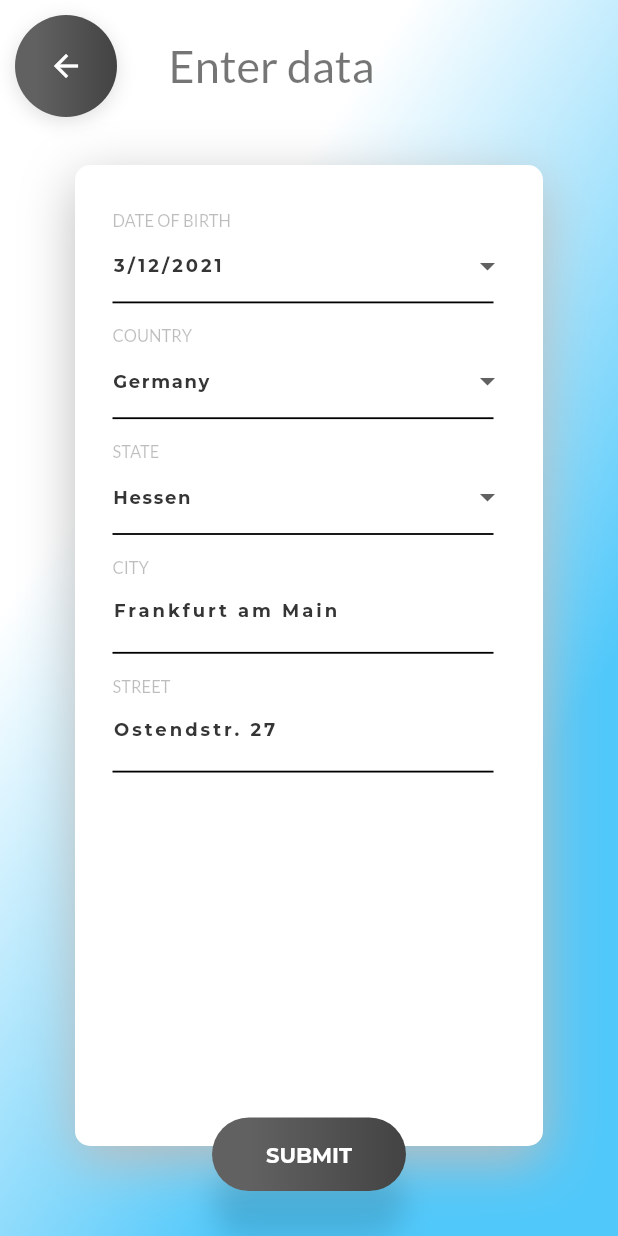
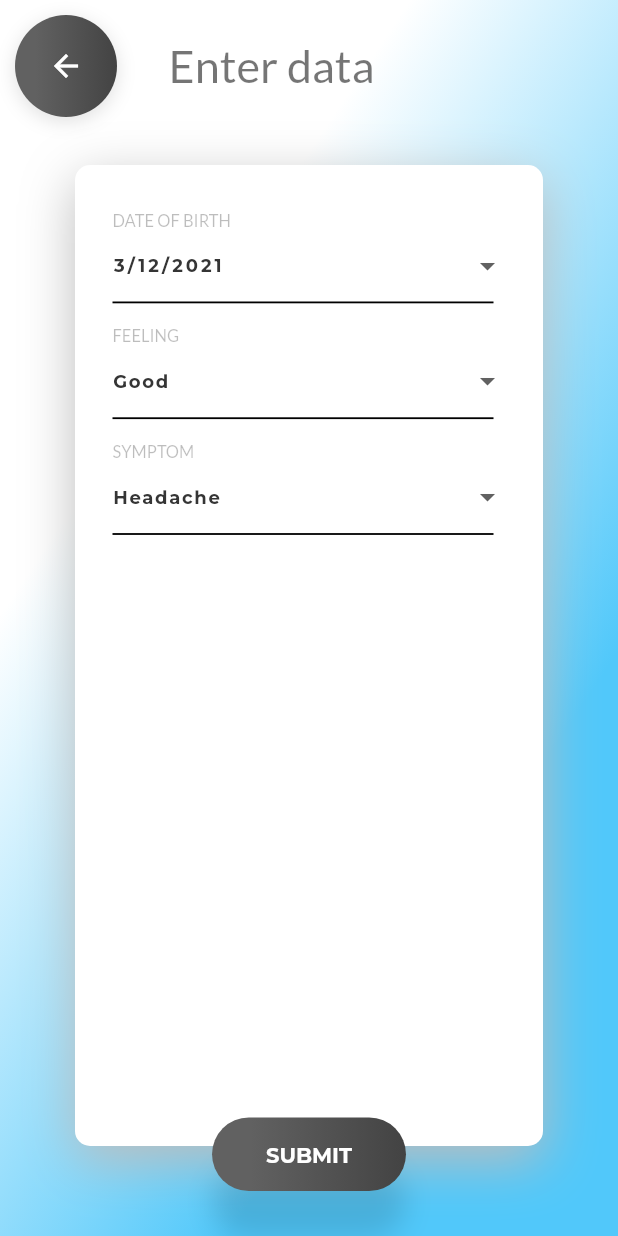
Before and after one commit to olenapatsevko/smarth_mobile, a Flutter app: the InsertPage screen opened directly, on a phone screen of 412 x 824 dp. Run offline on Flutter 3.47's test engine with Material 2 defaults, Android fonts, the phone set to English and light mode, and no system bars; our stand-ins replace google_fonts, image_picker, timeline_tile; missing offline and left inert: google_places_picker.

Commit message:
final touches

```diff
--- a/lib/src/insert.dart
+++ b/lib/src/insert.dart
@@ -1,4 +1,5 @@
 import 'dart:async';
+
 
 import 'package:flutter/material.dart';
 import 'package:google_places_picker/google_places_picker.dart';
@@ -12,10 +13,10 @@ class InsertPage extends StatefulWidget {
 
 class _InsertPageState extends State<InsertPage> {
   String _currentDate = DateFormat('M/d/y').format(DateTime.now());
-  List<String> _countries = ["Germany", "Turkey", "Spain"];
-  List<String> _states = ["Hessen", "Istanbul", "Barcelona"];
-  String _currentCountry = "Germany";
-  String _currentState = "Hessen";
+  List<String> _feeling = ["Good", "Brilliant", "Bad"];
+  List<String> _symptoms = ["Headache", "Temperature", "Dizzy"];
+  String _currentCountry = "Good";
+  String _currentState = "Headache";
   Place _place;
   int widgetIndex = 0;
   PageController _pageController;
@@ -192,21 +193,47 @@ class _InsertPageState extends State<InsertPage> {
         children: <Widget>[
           formTextField("DATE OF BIRTH"),
           buildDivider(),
-          buildDropdown("COUNTRY", _countries, _currentCountry,
+          buildDropdown("FEELING", _feeling, _currentCountry,
               changeDropDownCountryItem),
           buildDivider(),
           buildDropdown(
-              "STATE", _states, _currentState, changeDropDownStateItem),
-          buildDivider(),
-          buildCity("CITY", context),
-          buildDivider(),
-          buildStreet("STREET", context),
+              "SYMPTOM", _symptoms, _currentState, changeDropDownStateItem),
+          //buildDivider(),
+          //buildCity("CITY", context),
+          //buildDivider(),
+         // buildStreet("STREET", context),
           buildDivider(),
         ],
       ),
     );
   }
-
+  Widget _entryField(String title, {bool isPassword = false}) {
+    return Container(
+      margin: EdgeInsets.symmetric(vertical: 10),
+      child: Column(
+        crossAxisAlignment: CrossAxisAlignment.start,
+        children: <Widget>[
+          Text(
+            title,
+            style: TextStyle(
+              fontSize: 11,
+              fontWeight: FontWeight.w500,
+              color: Colors.black26,
+            ),
+          ),
+          SizedBox(
+            height: 10,
+          ),
+          TextField(
+              obscureText: isPassword,
+              decoration: InputDecoration(
+                  border: InputBorder.none,
+                  fillColor: Color(0xfff3f3f4),
+                  filled: true))
+        ],
+      ),
+    );
+  }
   Padding buildLoginArea2(BuildContext context) {
     return Padding(
       padding: const EdgeInsets.only(
@@ -220,15 +247,14 @@ class _InsertPageState extends State<InsertPage> {
         children: <Widget>[
           formTextField("HEALTH"),
           buildDivider(),
-          buildDropdown("HEMOGLOBIN", _countries, _currentCountry,
-              changeDropDownCountryItem),
+          _entryField("WEIGHT"),
           buildDivider(),
           buildDropdown(
-              "BLOOD", _states, _currentState, changeDropDownStateItem),
+              "BLOOD", _symptoms, _currentState, changeDropDownStateItem),
           buildDivider(),
-          buildCity("LOOK", context),
+          _entryField("SKIN COLOR"),
           buildDivider(),
-          buildStreet("WATER", context),
+          _entryField("HEIGHT"),
           buildDivider(),
         ],
       ),
```
Also changed, not shown: lib/src/elements/bouncing_button.dart (deleted, +0 -104 lines).
